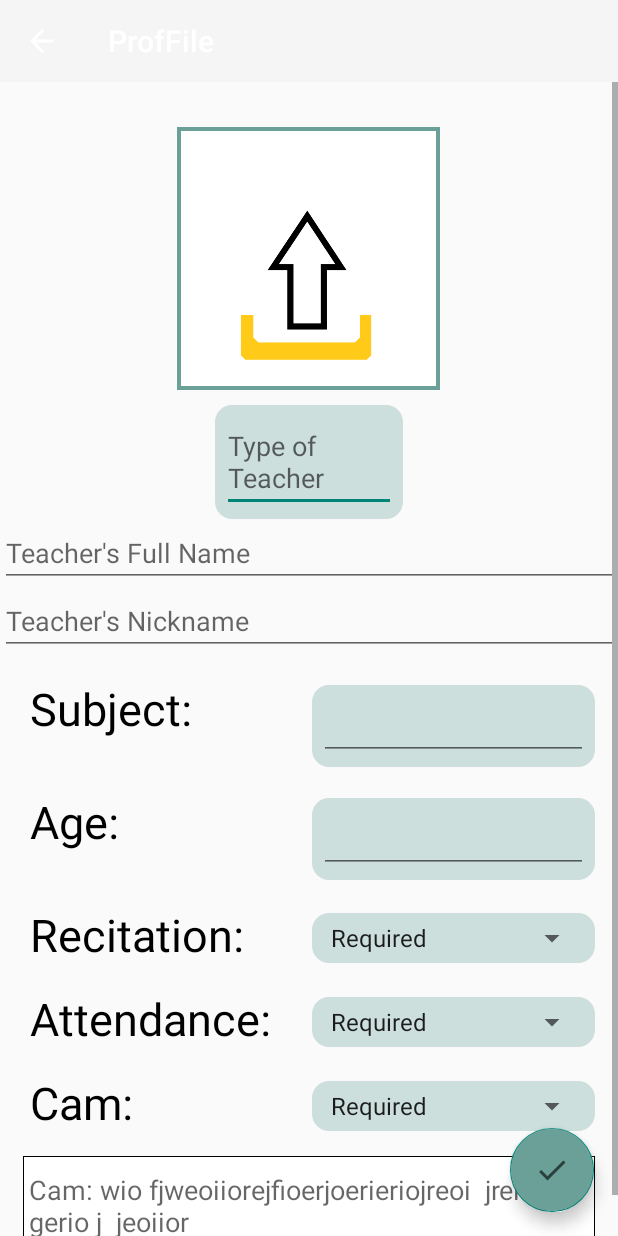
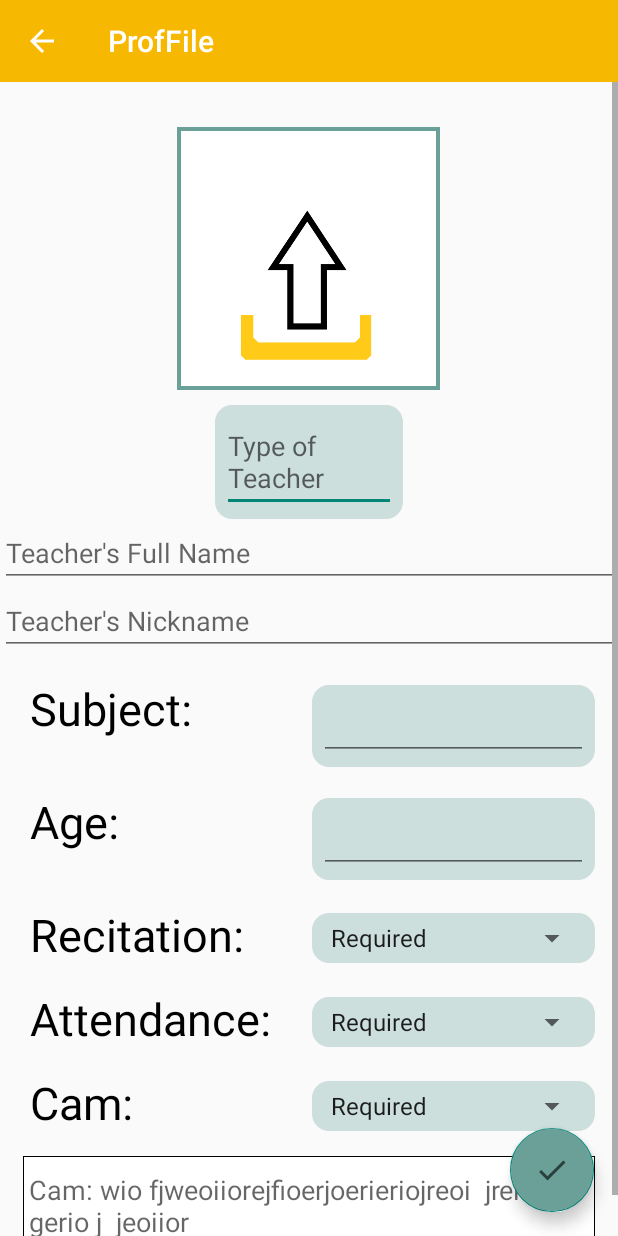
Before and after one commit to mechy88/ProfFile, an Android app: the AddProfActivity screen opened directly, with no data from a screen before it, on a phone screen of 412 x 824 dp. Run offline under Robolectric (Android 15) with nearby library versions, the phone set to English and light mode, and no system bars; libraries missing offline, so code that uses them is left out: com.theartofdev.edmodo.

Commit message:
Fixed color of add prof

```diff
--- a/app/src/main/res/layout/activity_add_prof.xml
+++ b/app/src/main/res/layout/activity_add_prof.xml
@@ -12,7 +12,7 @@
         android:layout_width="match_parent"
         android:layout_height="0dp"
         android:layout_weight="1"
-        android:background="?attr/colorPrimary"
+        android:background="@color/gold"
         android:theme="@style/ThemeOverlay.AppCompat.Dark.ActionBar"/>
 
     <androidx.coordinatorlayout.widget.CoordinatorLayout
```
